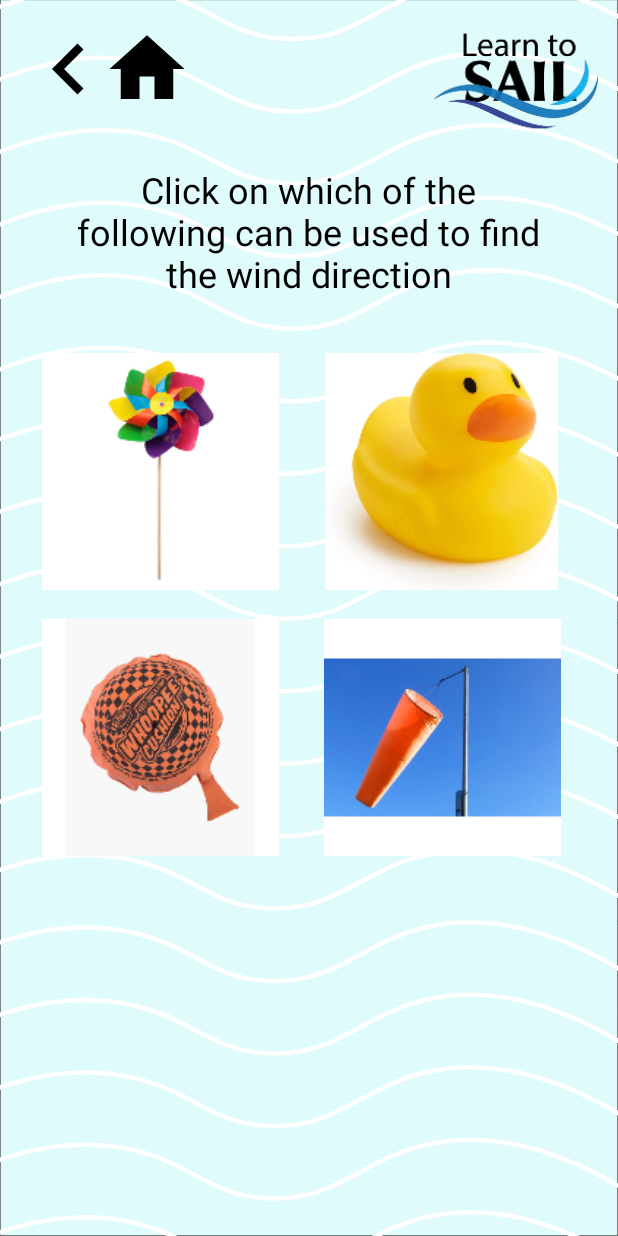
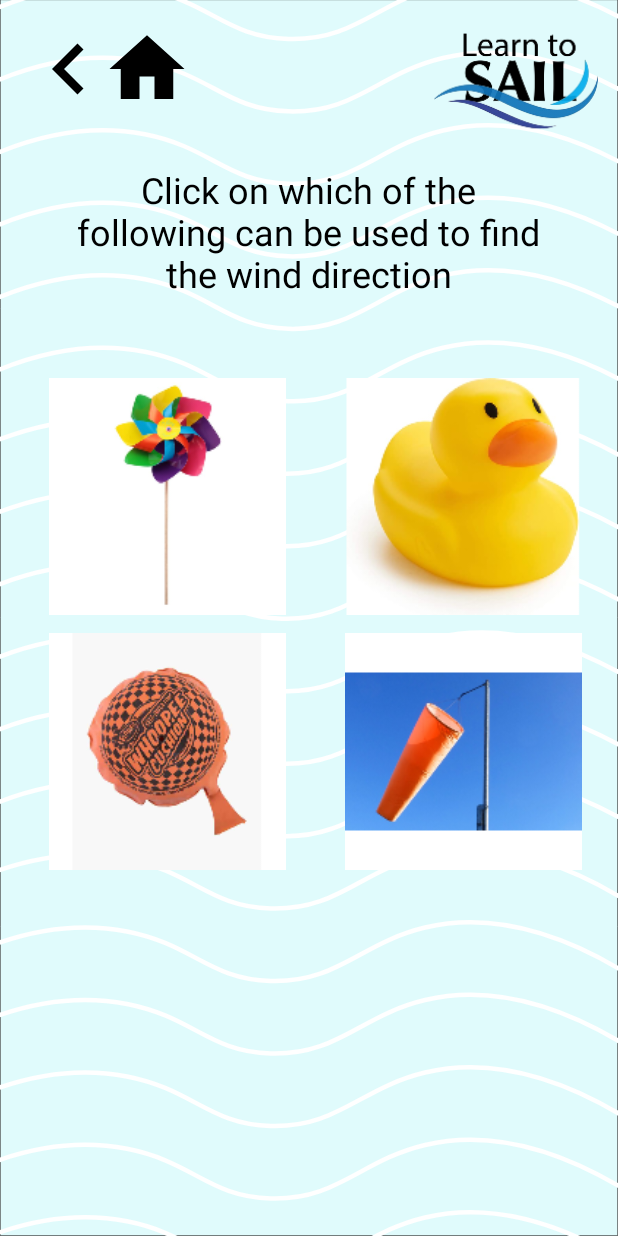
Before and after one commit to acmercer/LearnToSail, an Android app: the WindDirection screen opened directly, with no data from a screen before it, on a phone screen of 412 x 824 dp. Run offline under Robolectric (Android 15) with nearby library versions, the phone set to English and light mode, and no system bars; Roboto replaces fonts that are not available here; 1 statement that could not run was skipped.

Commit message:
Updates and changes

```diff
--- a/app/src/main/java/com/example/learntosail/FirstActivity.java
+++ b/app/src/main/java/com/example/learntosail/FirstActivity.java
@@ -27,6 +27,11 @@ public class FirstActivity extends AppCompatActivity {
     btnBoatParts.setOnClickListener(v -> showPopupWindow(v));
     ImageButton home = findViewById(R.id.btnTopic1Home);
     home.setOnClickListener(v -> home());
+    Button btnWeather = findViewById(R.id.btnWeather);
+    btnWeather.setOnClickListener(V -> {
+        Intent weather = new Intent(this,WindDirection.class);
+        startActivity(weather);
+    });
 }
     public void goBack(){
         Intent intent1 = new Intent(this, HomeScreen.class);
--- a/app/src/main/java/com/example/learntosail/WindDirection.java
+++ b/app/src/main/java/com/example/learntosail/WindDirection.java
@@ -24,6 +24,7 @@ public class WindDirection extends AppCompatActivity {
             WindCheck popUpClass = new WindCheck();
             popUpClass.showWindPopup(v);
         });
+        ImageButton back
     }
     public void wrong() {
         //Code to alert the choice was wrong
--- a/app/src/main/res/layout/winddirection.xml
+++ b/app/src/main/res/layout/winddirection.xml
@@ -6,59 +6,6 @@
     android:layout_width="match_parent"
     android:layout_height="match_parent"
     android:background="@drawable/ic_background">
-
-    <ImageButton
-        android:id="@+id/btnOption2"
-        android:layout_width="158dp"
-        android:layout_height="158dp"
-        android:layout_marginStart="216dp"
-        android:background="@mipmap/ic_rubberduck_foreground"
-        android:contentDescription="@string/picture2"
-        android:scaleType="fitCenter"
-        app:layout_constraintStart_toStartOf="parent"
-        app:layout_constraintTop_toBottomOf="@+id/textView10" />
-
-    <ImageButton
-        android:id="@+id/btnOption4"
-        android:layout_width="158dp"
-        android:layout_height="158dp"
-        android:layout_marginStart="216dp"
-        android:layout_marginTop="19dp"
-        android:background="@color/white"
-        android:contentDescription="@string/picture4"
-        android:scaleType="fitCenter"
-        android:src="@mipmap/ic_windsock_foreground"
-        app:layout_constraintStart_toStartOf="parent"
-        app:layout_constraintTop_toBottomOf="@+id/btnOption2" />
-
-    <ImageButton
-        android:id="@+id/btnOption1"
-        android:layout_width="158dp"
-        android:layout_height="158dp"
-        android:layout_marginStart="28dp"
-        android:layout_marginEnd="30dp"
-        android:background="@color/white"
-        android:contentDescription="@string/picture1"
-        android:scaleType="fitCenter"
-        android:src="@mipmap/ic_windmill_foreground"
-        app:layout_constraintEnd_toStartOf="@+id/btnOption2"
-        app:layout_constraintStart_toStartOf="parent"
-        app:layout_constraintTop_toBottomOf="@+id/textView10" />
-
-    <ImageButton
-        android:id="@+id/btnOption3"
-        android:layout_width="158dp"
-        android:layout_height="158dp"
-        android:layout_marginStart="28dp"
-        android:layout_marginTop="19dp"
-        android:background="@color/white"
-        android:contentDescription="@string/picture3"
-        android:scaleType="fitCenter"
-        android:src="@mipmap/ic_whoopie_foreground"
-        app:layout_constraintEnd_toStartOf="@+id/btnOption4"
-        app:layout_constraintHorizontal_bias="0.0"
-        app:layout_constraintStart_toStartOf="parent"
-        app:layout_constraintTop_toBottomOf="@+id/btnOption1" />
 
     <TextView
         android:id="@+id/textView10"
@@ -75,7 +22,7 @@
         app:layout_constraintTop_toBottomOf="@+id/imageView20" />
 
     <ImageButton
-        android:id="@+id/btnBoatBack4"
+        android:id="@+id/btnWeatherBack"
         android:layout_width="92dp"
         android:layout_height="92dp"
         android:adjustViewBounds="true"
@@ -99,7 +46,7 @@
         app:srcCompat="@mipmap/ic_smallerlogo_foreground" />
 
     <ImageButton
-        android:id="@+id/btnBoatHome5"
+        android:id="@+id/btnWeatherHome"
         style="@android:style/Widget.ImageButton"
         android:layout_width="60dp"
         android:layout_height="60dp"
@@ -114,4 +61,73 @@
         app:tint="#000000"
         tools:ignore="RedundantDescriptionCheck" />
 
+    <androidx.cardview.widget.CardView
+        android:layout_width="387dp"
+        android:layout_height="364dp"
+        android:layout_marginTop="130dp"
+        app:cardBackgroundColor="#00FFFFFF"
+        app:cardCornerRadius="0dp"
+        app:cardElevation="0dp"
+        app:layout_constraintEnd_toEndOf="parent"
+        app:layout_constraintStart_toStartOf="parent"
+        app:layout_constraintTop_toTopOf="@+id/textView10">
+
+        <androidx.constraintlayout.widget.ConstraintLayout
+            android:layout_width="match_parent"
+            android:layout_height="match_parent">
+
+            <ImageButton
+                android:id="@+id/btnOption2"
+                android:layout_width="158dp"
+                android:layout_height="158dp"
+                android:layout_marginTop="12dp"
+                android:layout_marginEnd="12dp"
+                android:background="@mipmap/ic_rubberduck_foreground"
+                android:contentDescription="@string/picture2"
+                android:scaleType="fitCenter"
+                app:layout_constraintEnd_toEndOf="parent"
+                app:layout_constraintTop_toTopOf="parent" />
+
+            <ImageButton
+                android:id="@+id/btnOption4"
+                android:layout_width="158dp"
+                android:layout_height="158dp"
+                android:layout_marginEnd="12dp"
+                android:layout_marginBottom="24dp"
+                android:background="@color/white"
+                android:contentDescription="@string/picture4"
+                android:scaleType="fitCenter"
+                android:src="@mipmap/ic_windsock_foreground"
+                app:layout_constraintBottom_toBottomOf="parent"
+                app:layout_constraintEnd_toEndOf="parent" />
+
+            <ImageButton
+                android:id="@+id/btnOption1"
+                android:layout_width="158dp"
+                android:layout_height="158dp"
+                android:layout_marginStart="20dp"
+                android:layout_marginTop="12dp"
+                android:background="@color/white"
+                android:contentDescription="@string/picture1"
+                android:scaleType="fitCenter"
+                android:src="@mipmap/ic_windmill_foreground"
+                app:layout_constraintStart_toStartOf="parent"
+                app:layout_constraintTop_toTopOf="parent" />
+
+            <ImageButton
+                android:id="@+id/btnOption3"
+                android:layout_width="158dp"
+                android:layout_height="158dp"
+                android:layout_marginStart="20dp"
+                android:layout_marginBottom="24dp"
+                android:background="@color/white"
+                android:contentDescription="@string/picture3"
+                android:scaleType="fitCenter"
+                android:src="@mipmap/ic_whoopie_foreground"
+                app:layout_constraintBottom_toBottomOf="parent"
+                app:layout_constraintStart_toStartOf="parent" />
+
+        </androidx.constraintlayout.widget.ConstraintLayout>
+    </androidx.cardview.widget.CardView>
+
 </androidx.constraintlayout.widget.ConstraintLayout>
```
